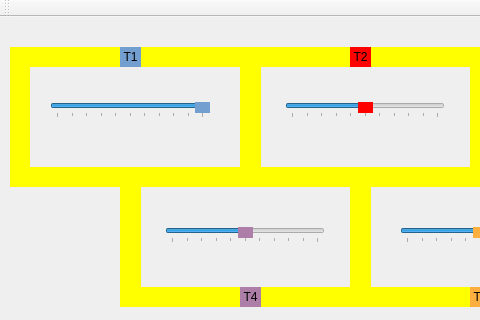
Above: mainwindow.ui from Ipojuca/Trab2_1_Trem before the change; both pictures show x 0 to 480 and y 0 to 320 of the 737 by 431 pixel window. Below: the same form after it.
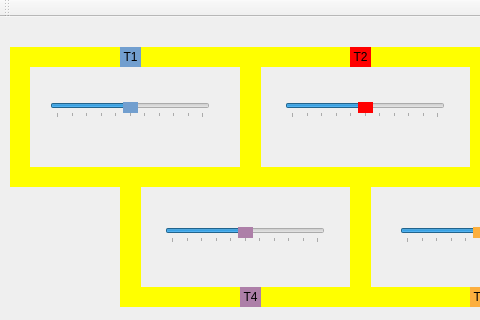
That is the form after the change.

```diff
--- a/mainwindow.ui
+++ b/mainwindow.ui
@@ -397,10 +397,10 @@
      <number>100</number>
     </property>
     <property name="pageStep">
-     <number>100</number>
+     <number>10</number>
     </property>
     <property name="value">
-     <number>100</number>
+     <number>50</number>
     </property>
     <property name="orientation">
      <enum>Qt::Horizontal</enum>
```
